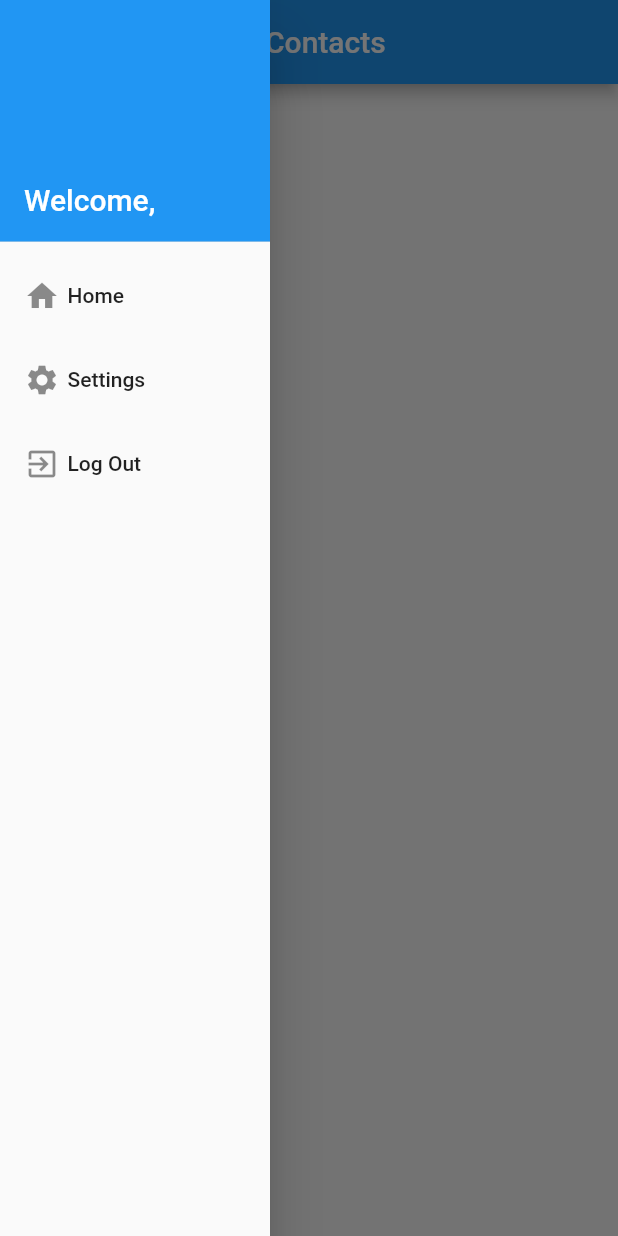
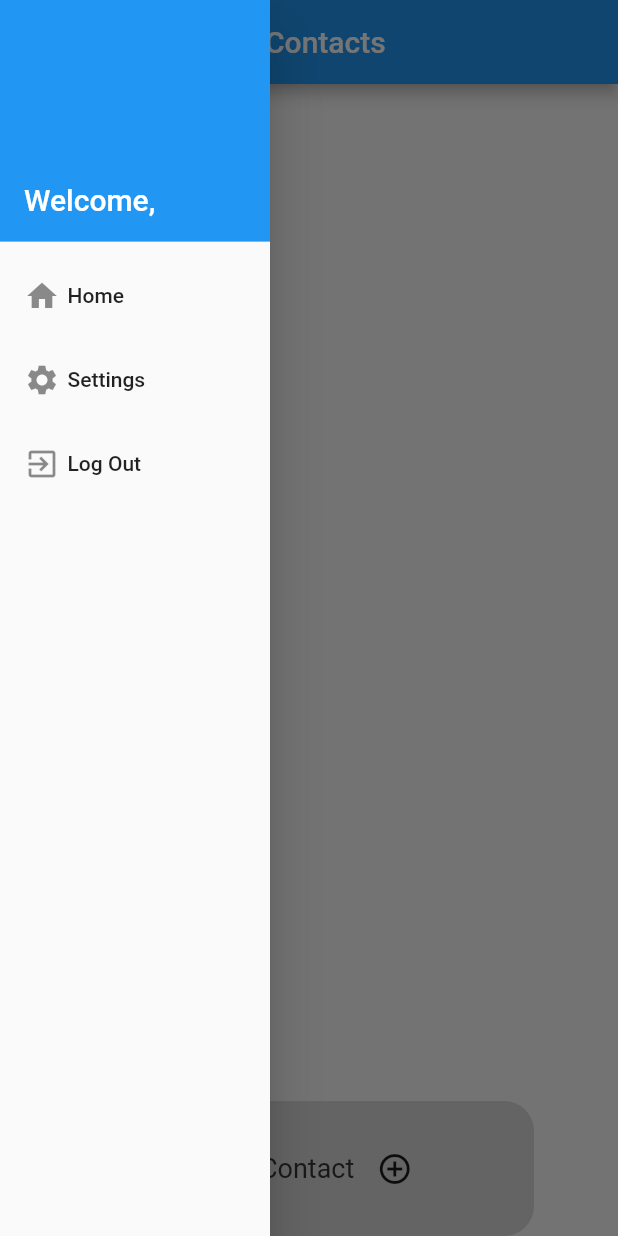
Before and after one commit to lfbettcher/BLM_hackathon, a Flutter app: the EmergencyContacts screen opened directly, with the side drawer open, on a phone screen of 412 x 824 dp. Run offline on Flutter 3.47's test engine with Material 2 defaults, Android fonts, the phone set to English and light mode, and no system bars; our stand-ins replace cloud_firestore, firebase_auth, flutter_spinkit; accounts and stored records are empty.

Commit message:
Added 'Add Contact' button on Emergency Contacts screen

```diff
--- a/lib/screens/menuActions/access_emergency_contacts/access_emergency_contacts.dart
+++ b/lib/screens/menuActions/access_emergency_contacts/access_emergency_contacts.dart
@@ -9,6 +9,8 @@ import 'package:provider/provider.dart';
 import 'package:blmhackathon/shared/loading.dart';
 import 'package:blmhackathon/shared/navigationMenu.dart';
 import 'package:blmhackathon/screens/menuActions/access_emergency_contacts/emergencyContactsCard.dart';
+import 'package:blmhackathon/screens/menuActions/document_situation/menuItem.dart';
+import 'package:blmhackathon/screens/menuActions/access_emergency_contacts/addEmergencyContact.dart';
 
 class EmergencyContacts extends StatefulWidget {
   @override
@@ -54,6 +56,8 @@ class _EmergencyContactsState extends State<EmergencyContacts> {
                             }
                         ),
                       ),
+                      SizedBox(height: 20),
+                      MenuItem(menuName: "Add Contact", addNewItemRoute: AddEmergencyContact())
                     ],)
                 ),
               )
```
